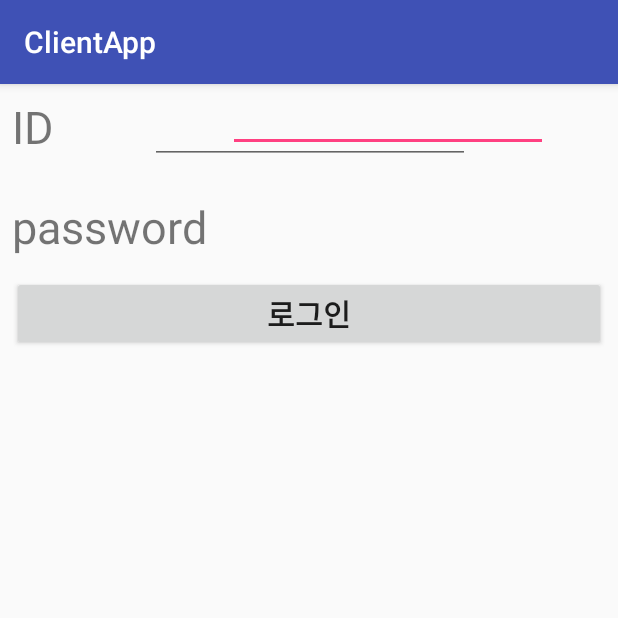
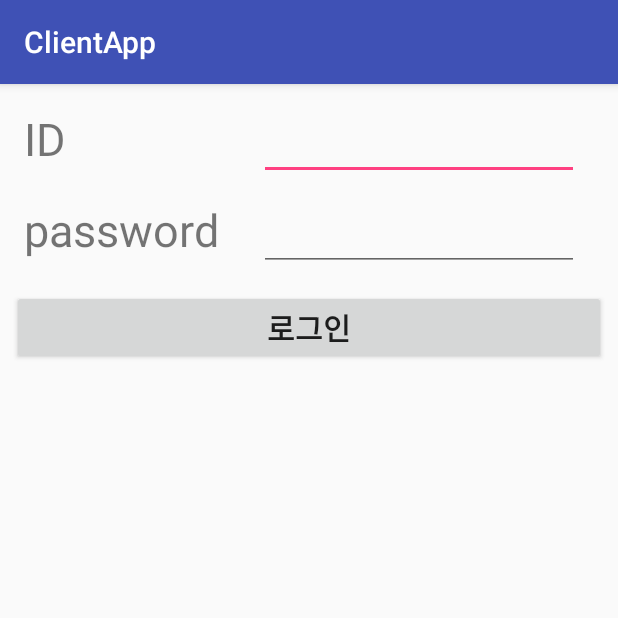
Before and after one commit to raystar9/ClientApp, an Android app: the LoginActivity screen opened directly, with no data from a screen before it, on a phone screen of 412 x 824 dp, the top half of it. Run offline under Robolectric (Android 15) with nearby library versions, the phone set to English and light mode, and no system bars.

Commit message:
login액티비티 수정

```diff
--- a/app/src/main/java/shoeping/clientapp/LoginActivity.java
+++ b/app/src/main/java/shoeping/clientapp/LoginActivity.java
@@ -20,7 +20,7 @@ public class LoginActivity extends AppCompatActivity {
 
         Button loginButton = (Button) findViewById(R.id.loginBtn);
         _editText_id = (EditText) findViewById(R.id.idEdt);
-        _editText_pw = (EditText) findViewById(R.id.pwEdt);
+        _editText_pw = (EditText) findViewById(R.id.passwordEdt);
 
         loginButton.setOnClickListener(new View.OnClickListener() {
             @Override
@@ -28,8 +28,6 @@ public class LoginActivity extends AppCompatActivity {
 
                 Intent intent = new Intent(getApplicationContext(), MainActivity.class);
                 intent.putExtra("id", getLoginId());
-
-                startActivityForResult();
 
             }
         });
--- a/app/src/main/java/shoeping/clientapp/MainActivity.java
+++ b/app/src/main/java/shoeping/clientapp/MainActivity.java
@@ -1,8 +1,9 @@
 package shoeping.clientapp;
 
 import android.os.Bundle;
-import android.support.v4.widget.DrawerLayout;
+import android.support.v4.view.ViewPager;
 import android.support.v7.app.AppCompatActivity;
+import android.support.v7.widget.Toolbar;
 
 public class MainActivity extends AppCompatActivity {
 
@@ -11,6 +12,9 @@ public class MainActivity extends AppCompatActivity {
         super.onCreate(savedInstanceState);
         setContentView(R.layout.activity_main);
 
-        private DrawerLayout _DrawerLayout;
+        Toolbar toolbar = (Toolbar) findViewById(R.id.appbar);
+        ViewPager viewPager = (ViewPager) findViewById(R.id.viewpager);
+
+        toolbar.
     }
 }
--- a/app/src/main/res/layout/activity_login.xml
+++ b/app/src/main/res/layout/activity_login.xml
@@ -5,20 +5,21 @@
     xmlns:tools="http://schemas.android.com/tools"
     android:layout_width="match_parent"
     android:layout_height="match_parent"
-    tools:context="shoeping.clientapp.LoginActivity">
+    tools:context="shoeping.clientapp.LoginActivity"
+    tools:layout_editor_absoluteY="81dp"
+    tools:layout_editor_absoluteX="0dp">
 
     <TextView
         android:id="@+id/inoutId"
-        android:layout_width="wrap_content"
+        android:layout_width="84dp"
         android:layout_height="wrap_content"
         android:text="ID"
         android:textSize="30dp"
+        android:hint="아이디"
         app:layout_constraintTop_toTopOf="parent"
-        android:layout_marginTop="8dp"
-        android:layout_marginLeft="8dp"
-        android:hint="아이디"
-        app:layout_constraintLeft_toLeftOf="parent"
-        android:layout_marginStart="8dp"/>
+        android:layout_marginTop="16dp"
+        android:layout_marginLeft="16dp"
+        app:layout_constraintLeft_toLeftOf="parent"/>
 
     <TextView
         android:id="@+id/inputPW"
@@ -26,50 +27,50 @@
         android:layout_height="wrap_content"
         android:text="password"
         android:textSize="30dp"
-        android:layout_marginTop="21dp"
+        android:hint="비밀번호"
+        android:layout_marginTop="15dp"
         app:layout_constraintTop_toBottomOf="@+id/inoutId"
-        android:layout_marginLeft="8dp"
-        android:hint="비밀번호"
-        app:layout_constraintLeft_toLeftOf="parent"
-        android:layout_marginStart="8dp"/>
-
-    <EditText
-        android:id="@+id/editText"
-        android:layout_width="wrap_content"
-        android:layout_height="wrap_content"
-        android:ems="10"
-        android:inputType="textPassword"
-        tools:layout_editor_absoluteY="65dp"
-        app:layout_constraintLeft_toRightOf="@+id/inputPW"
-        android:layout_marginLeft="14dp"
-        android:layout_marginStart="14dp"/>
+        android:layout_marginLeft="0dp"
+        app:layout_constraintLeft_toLeftOf="@+id/inoutId"/>
 
     <Button
         android:id="@+id/loginBtn"
         android:layout_width="0dp"
         android:layout_height="wrap_content"
-        android:layout_marginLeft="8dp"
-        android:layout_marginRight="8dp"
-        android:layout_marginTop="8dp"
         android:text="로그인"
         android:textSize="20dp"
         android:textStyle="bold"
+        android:layout_marginStart="8dp"
+        android:layout_marginEnd="8dp"
+        android:layout_marginRight="8dp"
+        app:layout_constraintRight_toRightOf="parent"
+        android:layout_marginLeft="8dp"
         app:layout_constraintLeft_toLeftOf="parent"
-        app:layout_constraintRight_toRightOf="parent"
-        app:layout_constraintTop_toBottomOf="@+id/inputPW"
-        android:layout_marginStart="8dp"
-        android:layout_marginEnd="8dp"/>
+        android:layout_marginTop="15dp"
+        app:layout_constraintTop_toBottomOf="@+id/inputPW"/>
 
     <EditText
-        android:id="@+id/editText2"
+        android:id="@+id/idEdt"
         android:layout_width="wrap_content"
         android:layout_height="wrap_content"
-        android:layout_marginLeft="10dp"
-        android:layout_marginStart="10dp"
-        android:layout_marginTop="8dp"
+        android:layout_marginLeft="0dp"
+        android:layout_marginRight="0dp"
         android:ems="10"
         android:inputType="textPersonName"
-        app:layout_constraintLeft_toRightOf="@+id/inoutId"
-        app:layout_constraintTop_toTopOf="parent"/>
+        app:layout_constraintBaseline_toBaselineOf="@+id/inoutId"
+        app:layout_constraintLeft_toLeftOf="@+id/passwordEdt"
+        app:layout_constraintRight_toRightOf="@+id/passwordEdt"/>
+
+    <EditText
+        android:id="@+id/passwordEdt"
+        android:layout_width="wrap_content"
+        android:layout_height="wrap_content"
+        android:ems="10"
+        android:inputType="textPassword"
+        app:layout_constraintBaseline_toBaselineOf="@+id/inputPW"
+        app:layout_constraintLeft_toRightOf="@+id/inputPW"
+        android:layout_marginLeft="8dp"
+        android:layout_marginRight="8dp"
+        app:layout_constraintRight_toRightOf="parent"/>
 
 </android.support.constraint.ConstraintLayout>
```
